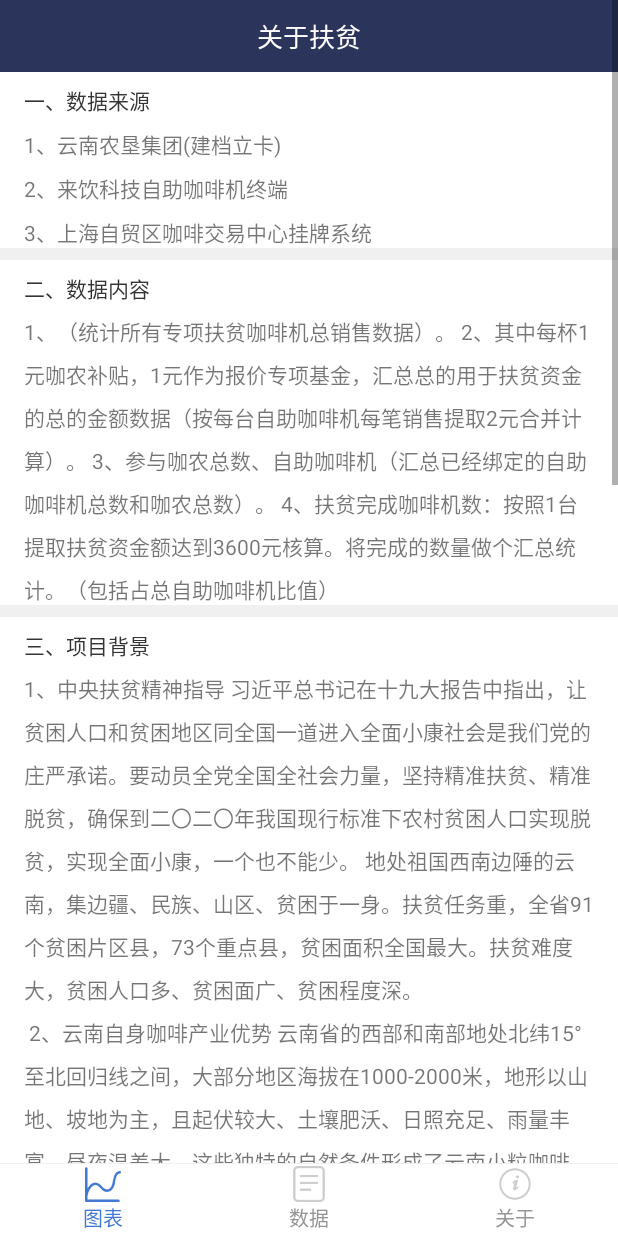
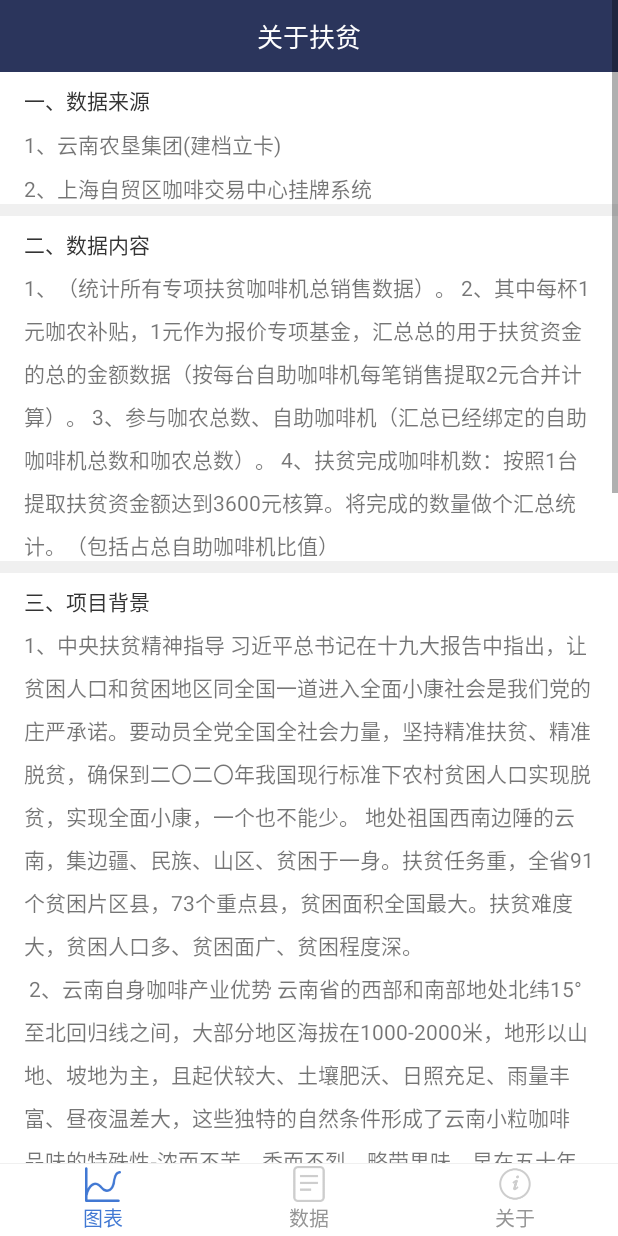
Before and after one commit to yitouwushui/CoffeeSP, an Android app: the fragment AboutFragment placed in its activity, on a phone screen of 412 x 824 dp. Run offline under Robolectric (Android 15) with nearby library versions, the phone set to English and light mode, and no system bars; our stand-ins replace ButterKnife; libraries missing offline, so code that uses them is left out: retrofit2.adapter.rxjava; 6 statements that could not run were skipped.

Commit message:
托尔斯泰

```diff
--- a/app/src/main/java/com/cjmex/coffeesp/mvp/MainActivity.java
+++ b/app/src/main/java/com/cjmex/coffeesp/mvp/MainActivity.java
@@ -81,11 +81,11 @@ public class MainActivity extends AppCompatActivity {
         super.onCreate(savedInstanceState);
         setContentView(R.layout.activity_main);
 
-//        Calendar calendar = Calendar.getInstance();
-//        currentMonth = calendar.get(Calendar.MONTH) + 1;
-//        calendar.add(Calendar.MONTH, 1 - dataSize);
-//        startMonth = calendar.get(Calendar.MONTH) + 1;
-//        DataOfModel.init(calendar.get(Calendar.YEAR), startMonth, dataSize);
+        Calendar calendar = Calendar.getInstance();
+        currentMonth = calendar.get(Calendar.MONTH) + 1;
+        calendar.add(Calendar.MONTH, 1 - dataSize);
+        startMonth = calendar.get(Calendar.MONTH) + 1;
+        DataOfModel.init(calendar.get(Calendar.YEAR), startMonth, dataSize);
 
         LogUtils.i("生命周期", "MainActivity onCreate");
 
--- a/app/src/main/java/com/cjmex/coffeesp/mvp/data/DataFragment.java
+++ b/app/src/main/java/com/cjmex/coffeesp/mvp/data/DataFragment.java
@@ -55,7 +55,9 @@ public class DataFragment extends AbstractMvpFragment<IDataView, DataPresenter>
             mView = inflater.inflate(R.layout.fragment_data, container, false);
             unbinder = ButterKnife.bind(this, mView);
             init();
-            dataPresenter.requestData2();
+//            dataPresenter.requestData2()
+
+            dataPresenter.requestData();
         }
         return mView;
     }
@@ -122,9 +124,9 @@ public class DataFragment extends AbstractMvpFragment<IDataView, DataPresenter>
     }
 
     @Override
-    public void requestData(ArrayList<HouseholdFamily> list) {
-        if (recycler.getAdapter() == null) {
-            recycler.setAdapter(new DataAdapter(getContext(), R.layout.item_home_member_list, list));
+    public void requestData2(ArrayList<HouseholdFamily> list) {
+//        if (recycler.getAdapter() == null) {
+//            recycler.setAdapter(new DataAdapter(getContext(), R.layout.item_home_member_list, list));
 //            ((DataAdapter) recycler.getAdapter()).setOnItemClickListener(new MultiItemTypeAdapter.OnItemClickListener() {
 //                @Override
 //                public void onItemClick(View view, RecyclerView.ViewHolder holder, int position) {
@@ -137,6 +139,26 @@ public class DataFragment extends AbstractMvpFragment<IDataView, DataPresenter>
 //                    return false;
 //                }
 //            });
+//        }
+//        recycler.getAdapter().notifyDataSetChanged();
+    }
+
+    @Override
+    public void requestData(ArrayList<SaleData> list) {
+        if (recycler.getAdapter() == null) {
+            recycler.setAdapter(new DataAdapter(getContext(), R.layout.item_home_member_list, list));
+            ((DataAdapter) recycler.getAdapter()).setOnItemClickListener(new MultiItemTypeAdapter.OnItemClickListener() {
+                @Override
+                public void onItemClick(View view, RecyclerView.ViewHolder holder, int position) {
+                    AlertDialog alertDialog = new AlertDialog(getContext());
+                    alertDialog.show();
+                }
+
+                @Override
+                public boolean onItemLongClick(View view, RecyclerView.ViewHolder holder, int position) {
+                    return false;
+                }
+            });
         }
         recycler.getAdapter().notifyDataSetChanged();
     }
--- a/app/src/main/java/com/cjmex/coffeesp/mvp/data/DataPresenter.java
+++ b/app/src/main/java/com/cjmex/coffeesp/mvp/data/DataPresenter.java
@@ -45,26 +45,26 @@ public class DataPresenter extends AbstractMvpPresenter<IDataView> {
         super.detachMvpView();
     }
 
-//    public void requestData() {
-//        DataOfModel model = DataOfModel.getInstance();
-//        ArrayList<AllSale> allSaleList = (ArrayList<AllSale>) model.getAllSaleList();
-//        ArrayList<SaleData> list = new ArrayList<>();
-//        int monthNumber = allSaleList.size();
-//        if (monthNumber > 0) {
-//            int number = allSaleList.get(monthNumber - 1).getSaleData().size();
-//            list.addAll(allSaleList.get(monthNumber - 1).getSaleData());
-//            if (monthNumber > 1) {
-//                for (int i = monthNumber - 2; i >= 0; i--) {
-//                    for (int j = 0; j < number; j++) {
-//                        SaleData saleData = list.get(j);
-//                        int before = saleData.getAllCurrentCup() == 0 ? saleData.getCurrentCup() : saleData.getAllCurrentCup();
-//                        saleData.setAllCurrentCup(before + allSaleList.get(i).getSaleData().get(j).getCurrentCup());
-//                    }
-//                }
-//            }
-//            getmMvpView().requestData(list);
-//        }
-//    }
+    public void requestData() {
+        DataOfModel model = DataOfModel.getInstance();
+        ArrayList<AllSale> allSaleList = (ArrayList<AllSale>) model.getAllSaleList();
+        ArrayList<SaleData> list = new ArrayList<>();
+        int monthNumber = allSaleList.size();
+        if (monthNumber > 0) {
+            int number = allSaleList.get(monthNumber - 1).getSaleData().size();
+            list.addAll(allSaleList.get(monthNumber - 1).getSaleData());
+            if (monthNumber > 1) {
+                for (int i = monthNumber - 2; i >= 0; i--) {
+                    for (int j = 0; j < number; j++) {
+                        SaleData saleData = list.get(j);
+                        int before = saleData.getAllCurrentCup() == 0 ? saleData.getCurrentCup() : saleData.getAllCurrentCup();
+                        saleData.setAllCurrentCup(before + allSaleList.get(i).getSaleData().get(j).getCurrentCup());
+                    }
+                }
+            }
+            getmMvpView().requestData(list);
+        }
+    }
 
 
     public void requestData2() {
@@ -75,7 +75,7 @@ public class DataPresenter extends AbstractMvpPresenter<IDataView> {
                     new TypeToken<List<HouseholdFamily>>() {}.getType());
 
             if (householdFamilies != null && !householdFamilies.isEmpty()){
-                getmMvpView().requestData(householdFamilies);
+                getmMvpView().requestData2(householdFamilies);
             }
         } catch (JsonSyntaxException e) {
             e.printStackTrace();
--- a/app/src/main/java/com/cjmex/coffeesp/mvp/data/IDataView.java
+++ b/app/src/main/java/com/cjmex/coffeesp/mvp/data/IDataView.java
@@ -12,5 +12,7 @@ import java.util.ArrayList;
 
 public interface IDataView extends IMvpBaseView {
 
-    void requestData(ArrayList<HouseholdFamily> list);
+    void requestData2(ArrayList<HouseholdFamily> list);
+
+    void requestData(ArrayList<SaleData> list);
 }
--- a/app/src/main/res/layout/fragment_about.xml
+++ b/app/src/main/res/layout/fragment_about.xml
@@ -51,14 +51,14 @@
             android:lineSpacingExtra="8dp"
             android:text="1、云南农垦集团(建档立卡)" />
 
-        <TextView
-            android:layout_width="match_parent"
-            android:layout_height="wrap_content"
-            android:layout_marginLeft="16dp"
-            android:layout_marginRight="16dp"
-            android:layout_marginTop="8dp"
-            android:lineSpacingExtra="8dp"
-            android:text="2、来饮科技自助咖啡机终端 " />
+        <!--<TextView-->
+            <!--android:layout_width="match_parent"-->
+            <!--android:layout_height="wrap_content"-->
+            <!--android:layout_marginLeft="16dp"-->
+            <!--android:layout_marginRight="16dp"-->
+            <!--android:layout_marginTop="8dp"-->
+            <!--android:lineSpacingExtra="8dp"-->
+            <!--android:text="2、来饮科技自助咖啡机终端 " />-->
 
         <TextView
             android:id="@+id/textView6"
@@ -68,7 +68,7 @@
             android:layout_marginRight="16dp"
             android:layout_marginTop="8dp"
             android:lineSpacingExtra="8dp"
-            android:text="3、上海自贸区咖啡交易中心挂牌系统" />
+            android:text="2、上海自贸区咖啡交易中心挂牌系统" />
         <View
             android:background="@color/main_background"
             android:layout_width="match_parent"
```
Also changed, not shown: app/src/main/java/com/cjmex/coffeesp/mvp/data/DataAdapter.java (+25 -7 lines), app/src/main/res/layout/fragment_data.xml (+58 -6 lines), app/src/main/res/layout/item_home_member_list2.xml (renamed from app/src/main/res/layout/item_home_member_list.xml).
